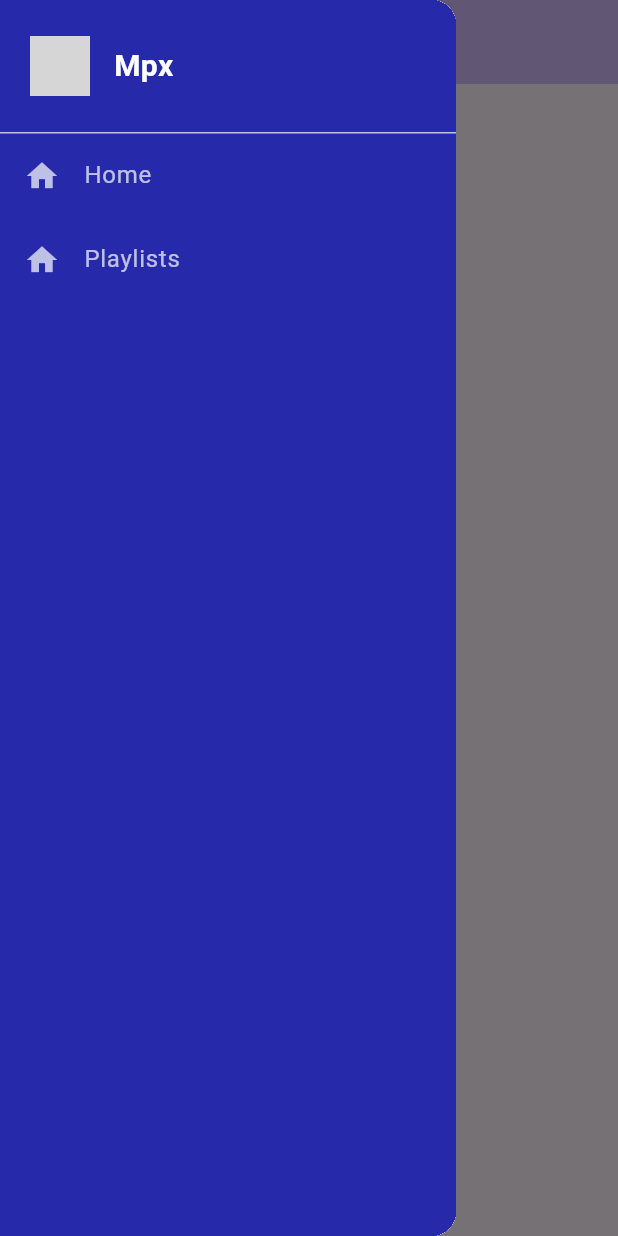
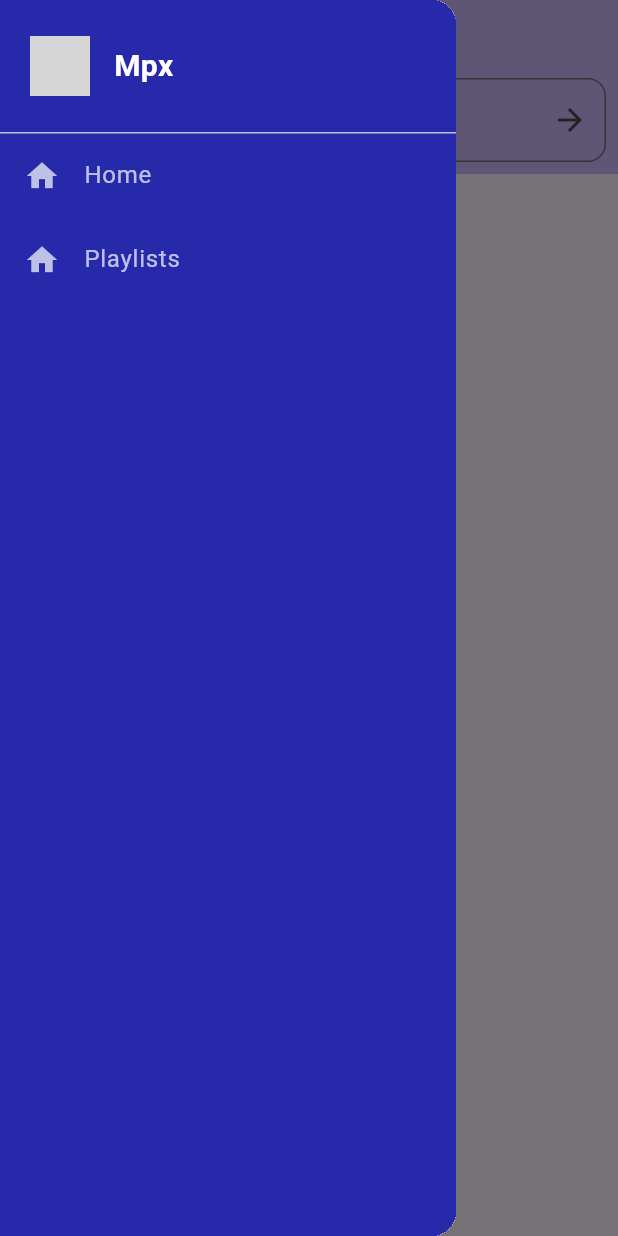
Before and after one commit to Fornaser/mpx_1635, a Flutter app: the screen it shows after launch, with the side drawer open, on a phone screen of 412 x 824 dp. Run offline on Flutter 3.47's test engine with Material 3 defaults, Android fonts, the phone set to English and light mode, and no system bars; our stand-ins replace sqflite; accounts and stored records are empty; network calls fail; grey boxes are pictures that could not be loaded.

Commit message:
playlistv2: added delete and edit playlist buttons, homepagev2

```diff
--- a/lib/main.dart
+++ b/lib/main.dart
@@ -21,7 +21,9 @@
       home: const MyHomePage(title: 'RemindDb'),
     );
   }
+
 }
+
 
 class MyHomePage extends StatefulWidget {
   const MyHomePage({super.key, required this.title});
@@ -37,45 +39,9 @@
 
   @override
   Widget build(BuildContext context) {
-    return Scaffold(
-      drawer: const NavigationDrawerWidget(),
-      appBar: AppBar(
-        backgroundColor: Theme.of(context).colorScheme.inversePrimary,
-        title: Text(widget.title),
-      ),
-      body: Center(
-        child: Row(
-          children: [
-            ElevatedButton(
-              onPressed: () {
-                Navigator.push(
-                  context,
-                  MaterialPageRoute(builder: (context) => HomePage()),
-                );
-              },
-              child: const Text('Home Page'),
-            ),
-            // ElevatedButton(
-            //   onPressed: () {
-            //     Navigator.push(
-            //       context,
-            //       MaterialPageRoute(builder: (context) => MediaPage()),
-            //     );
-            //   },
-            //   child: const Text('Media Page'),
-            // ),
-            ElevatedButton(
-              onPressed: () {
-                Navigator.push(
-                  context,
-                  MaterialPageRoute(builder: (context) => PlaylistPage()),
-                );
-              },
-              child: const Text('Library Page'),
-            ),
-          ],
-        ),
-      ),
+    return MaterialApp(
+      title: 'RemindDB',
+      home: const HomePage()
     );
   }
 }
--- a/lib/pages/playlist_page.dart
+++ b/lib/pages/playlist_page.dart
@@ -2,6 +2,7 @@
 import 'package:mpx_1635/models/playlist_model.dart';
 import 'package:mpx_1635/models/playlist_repository.dart';
 import 'library_page.dart';
+import 'package:mpx_1635/scr/sidebar/widgets/nav_bar/navigation_drawer.dart';
 
 class PlaylistPage extends StatefulWidget {
   const PlaylistPage({super.key});
@@ -96,6 +97,7 @@
   @override
   Widget build(BuildContext context) {
     return Scaffold(
+      drawer: NavigationDrawerWidget(),
       appBar: AppBar(title: const Text("Playlists"), backgroundColor: Colors.grey),
       body: loading
           ? const Center(child: CircularProgressIndicator())
@@ -136,8 +138,7 @@
                   );
 
                   if (confirm == true) {
-                    await PlaylistRepository.delete(playlist: playlist);
-                    _loadPlaylists(); // reload the list
+                    _deletePlaylist(playlist);
                     ScaffoldMessenger.of(context).showSnackBar(
                       SnackBar(content: Text('Deleted "${playlist.title}"')),
                     );
```
Also changed, not shown: lib/pages/library_page.dart (+110 -3 lines).
